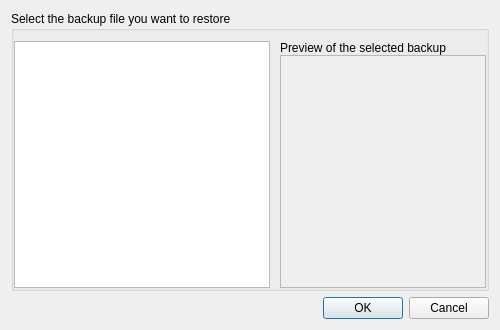
Above: src/ui/backup.ui from hakaishi/nobleNote before the change. Below: the same form after it.
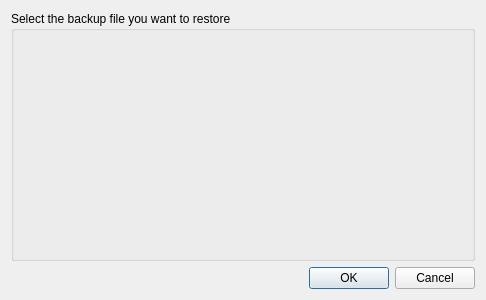
That is the form after the change.

Commit message: still working on the treeView (backups)

```diff
--- a/src/ui/backup.ui
+++ b/src/ui/backup.ui
@@ -6,91 +6,23 @@
    <rect>
     <x>0</x>
     <y>0</y>
-    <width>500</width>
-    <height>330</height>
+    <width>486</width>
+    <height>300</height>
    </rect>
   </property>
   <property name="windowTitle">
    <string>Dialog</string>
   </property>
-  <layout class="QVBoxLayout" name="verticalLayout">
-   <item>
+  <layout class="QGridLayout" name="gridLayout">
+   <item row="0" column="0">
     <widget class="QGroupBox" name="groupBox">
      <property name="title">
       <string>Select the backup file you want to restore</string>
      </property>
-     <layout class="QGridLayout" name="gridLayout_2">
-      <property name="leftMargin">
-       <number>0</number>
-      </property>
-      <property name="topMargin">
-       <number>10</number>
-      </property>
-      <property name="rightMargin">
-       <number>0</number>
-      </property>
-      <property name="bottomMargin">
-       <number>0</number>
-      </property>
-      <property name="horizontalSpacing">
-       <number>10</number>
-      </property>
-      <property name="verticalSpacing">
-       <number>5</number>
-      </property>
-      <item row="0" column="1" rowspan="2" colspan="2">
-       <layout class="QGridLayout" name="gridLayout">
-        <item row="0" column="0">
-         <widget class="QLabel" name="label">
-          <property name="sizePolicy">
-           <sizepolicy hsizetype="Expanding" vsizetype="Minimum">
-            <horstretch>0</horstretch>
-            <verstretch>0</verstretch>
-           </sizepolicy>
-          </property>
-          <property name="text">
-           <string>Preview of the selected backup</string>
-          </property>
-         </widget>
-        </item>
-        <item row="1" column="0">
-         <widget class="QTextEdit" name="textEdit">
-          <property name="enabled">
-           <bool>false</bool>
-          </property>
-          <property name="sizePolicy">
-           <sizepolicy hsizetype="Expanding" vsizetype="Expanding">
-            <horstretch>0</horstretch>
-            <verstretch>0</verstretch>
-           </sizepolicy>
-          </property>
-          <property name="acceptDrops">
-           <bool>false</bool>
-          </property>
-         </widget>
-        </item>
-       </layout>
-      </item>
-      <item row="0" column="0" rowspan="2">
-       <widget class="QTreeView" name="treeView">
-        <property name="sizePolicy">
-         <sizepolicy hsizetype="Minimum" vsizetype="Minimum">
-          <horstretch>0</horstretch>
-          <verstretch>0</verstretch>
-         </sizepolicy>
-        </property>
-        <property name="horizontalScrollMode">
-         <enum>QAbstractItemView::ScrollPerPixel</enum>
-        </property>
-        <property name="sortingEnabled">
-         <bool>true</bool>
-        </property>
-       </widget>
-      </item>
-     </layout>
+     <layout class="QGridLayout" name="gridLayout_2"/>
     </widget>
    </item>
-   <item>
+   <item row="1" column="0">
     <widget class="QDialogButtonBox" name="buttonBox">
      <property name="orientation">
       <enum>Qt::Horizontal</enum>
```
The commit also changes 8 other files.
